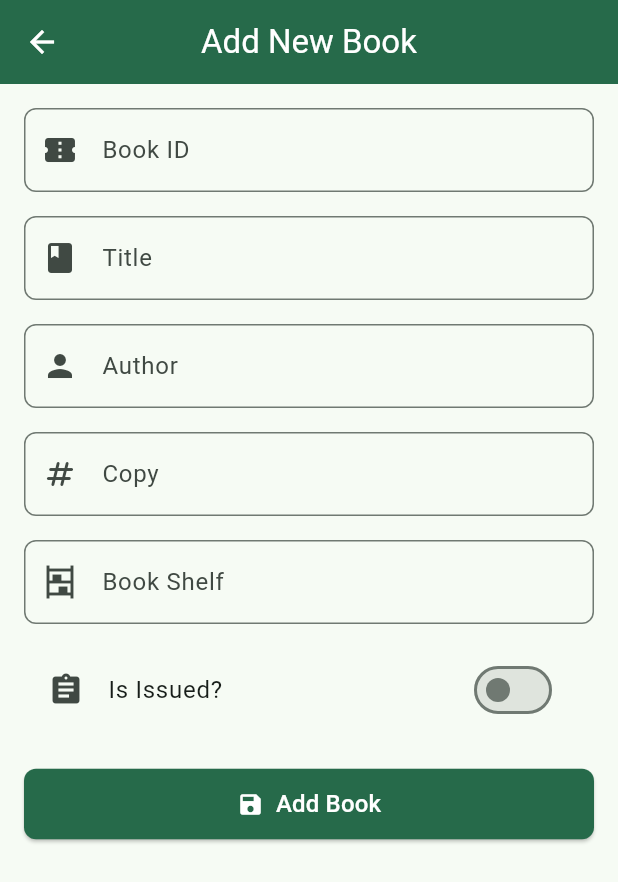
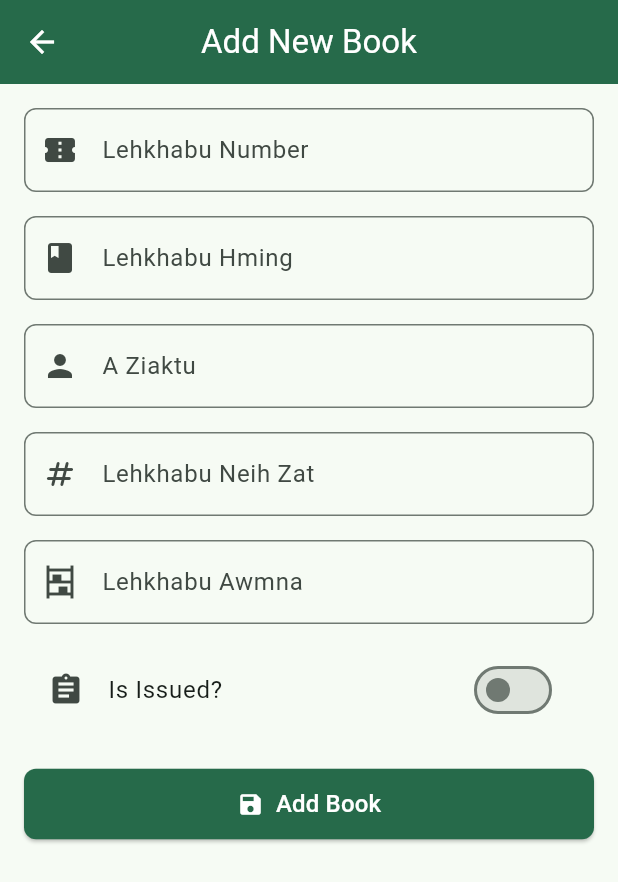
Before and after one commit to VlaRalte23/cp_library_flutter, a Flutter app: the AddEditBookPage screen opened directly, on a phone screen of 412 x 824 dp. Shown: the top 882 px of the screen. Run offline on Flutter 3.47's test engine with Material 3 defaults, Android fonts, the phone set to English and light mode, and no system bars; our stand-ins replace sqflite, sqflite_common_ffi; accounts and stored records are empty.

Commit message:
Book Details Mizo tawnga thlak

```diff
--- a/lib/pages/add_edit_book_page.dart
+++ b/lib/pages/add_edit_book_page.dart
@@ -126,7 +126,7 @@ class _AddEditBookPageState extends State<AddEditBookPage> {
                 controller: _idController,
                 keyboardType: TextInputType.number,
                 decoration: InputDecoration(
-                  labelText: 'Book ID',
+                  labelText: 'Lehkhabu Number',
                   border: OutlineInputBorder(
                     borderRadius: BorderRadius.circular(8),
                   ),
@@ -148,7 +148,7 @@ class _AddEditBookPageState extends State<AddEditBookPage> {
               TextFormField(
                 controller: _bookNameController,
                 decoration: InputDecoration(
-                  labelText: 'Title',
+                  labelText: 'Lehkhabu Hming',
                   border: OutlineInputBorder(
                     borderRadius: BorderRadius.circular(8),
                   ),
@@ -167,7 +167,7 @@ class _AddEditBookPageState extends State<AddEditBookPage> {
               TextFormField(
                 controller: _authorController,
                 decoration: InputDecoration(
-                  labelText: 'Author',
+                  labelText: 'A Ziaktu',
                   border: OutlineInputBorder(
                     borderRadius: BorderRadius.circular(8),
                   ),
@@ -184,7 +184,7 @@ class _AddEditBookPageState extends State<AddEditBookPage> {
               TextFormField(
                 controller: _bookCopiesController,
                 decoration: InputDecoration(
-                  labelText: 'Copy',
+                  labelText: 'Lehkhabu Neih Zat',
                   border: OutlineInputBorder(
                     borderRadius: BorderRadius.circular(8),
                   ),
@@ -201,7 +201,7 @@ class _AddEditBookPageState extends State<AddEditBookPage> {
               TextFormField(
                 controller: _bookShelfController,
                 decoration: InputDecoration(
-                  labelText: 'Book Shelf',
+                  labelText: 'Lehkhabu Awmna',
                   border: OutlineInputBorder(
                     borderRadius: BorderRadius.circular(8),
                   ),
--- a/lib/pages/book_page.dart
+++ b/lib/pages/book_page.dart
@@ -189,15 +189,15 @@ class _BookPageState extends State<BookPage> {
                           children: [
                             const SizedBox(height: 4),
                             Text(
-                              'Author: ${book.author}',
+                              'A Ziaktu: ${book.author}',
                               style: const TextStyle(fontSize: 14),
                             ),
                             Text(
-                              'ID: ${book.id}',
+                              'Lehkhabu Number: ${book.id}',
                               style: const TextStyle(fontSize: 14),
                             ),
                             Text(
-                              'Book Shelf: ${book.bookshelf}',
+                              'Lehkhabu Dahna: ${book.bookshelf}',
                               style: const TextStyle(fontSize: 14),
                             ),
                             Text(
@@ -308,9 +308,9 @@ class _BookPageState extends State<BookPage> {
           content: SingleChildScrollView(
             child: ListBody(
               children: <Widget>[
-                Text('Author: ${book.author}'),
-                Text('ID: ${book.id}'),
-                Text('Book Shelf: ${book.bookshelf}'),
+                Text('A Ziaktu: ${book.author}'),
+                Text('Lehkhabu Number: ${book.id}'),
+                Text('Lehkhabu Dahna: ${book.bookshelf}'),
                 Text('Copy/Copies: ${book.copies}'),
                 Text('Issued: ${book.isIssued ? 'Yes' : 'No'}'),
               ],
--- a/lib/pages/dashboard.dart
+++ b/lib/pages/dashboard.dart
@@ -91,14 +91,14 @@ class _LibraryDashboardPageState extends State<LibraryDashboardPage> {
           padding: const EdgeInsets.all(16),
           children: [
             _dashboardItem(
-              "Books",
+              "LEHKHABU",
               "$bookCount",
               Icons.book,
               Colors.blue,
               const BookPage(),
             ),
             _dashboardItem(
-              "Members",
+              "MEMBERS",
               "$memberCount",
               Icons.people,
               Colors.green,
@@ -119,7 +119,7 @@ class _LibraryDashboardPageState extends State<LibraryDashboardPage> {
             //   const MagazinePage(),
             // ),
             _dashboardItem(
-              "ISSUED",
+              "LEHKHABU HAWHTU",
               "$issuedCount",
               Icons.flight,
               Colors.lightBlue,
--- a/lib/pages/issued_page.dart
+++ b/lib/pages/issued_page.dart
@@ -100,11 +100,13 @@ class _IssuedPageState extends State<IssuedPage> {
                       subtitle: Column(
                         crossAxisAlignment: CrossAxisAlignment.start,
                         children: [
-                          Text("Author: ${book.author}"),
-                          Text("Bookshelf: ${book.bookshelf}"),
-                          Text("Issued To: $memberName (ID: ${book.issuedTo})"),
+                          Text("A Ziaktu: ${book.author}"),
+                          Text("Lehkhabu Awmna: ${book.bookshelf}"),
+                          Text("Hawhtu: $memberName (ID: ${book.issuedTo})"),
                           if (book.issuedDate != null)
-                            Text("Issued Date: ${formatDate(book.issuedDate)}"),
+                            Text(
+                              "Lehkhabu Hawh Ni: ${formatDate(book.issuedDate)}",
+                            ),
                           if (book.dueDate != null)
                             Text("Due Date: ${formatDate(book.dueDate)}"),
                         ],
```
